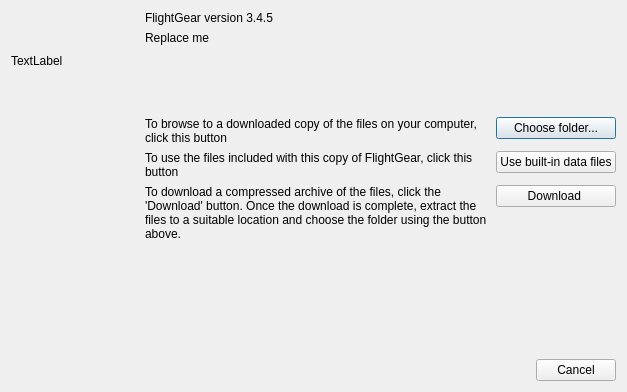
Above: src/GUI/SetupRootDialog.ui from FlightGear/flightgear before the change. Below: the same form after it.
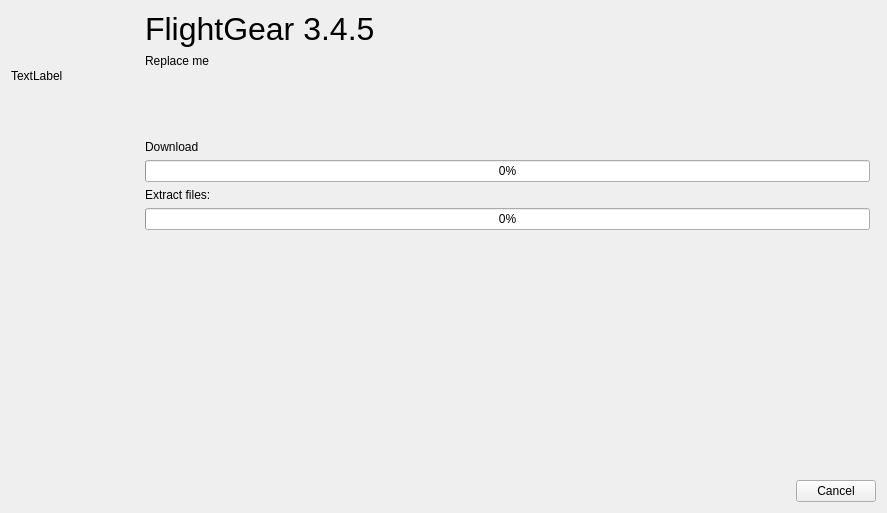
That is the form after the change. Icons and pictures are not drawn.

Commit message:
FGData download from our UI
The 'setup root dialog' can now download and extract
the base package from SourceForge.

```diff
--- a/src/GUI/SetupRootDialog.ui
+++ b/src/GUI/SetupRootDialog.ui
@@ -9,8 +9,8 @@
    <rect>
     <x>0</x>
     <y>0</y>
-    <width>627</width>
-    <height>392</height>
+    <width>887</width>
+    <height>513</height>
    </rect>
   </property>
   <property name="windowTitle">
@@ -20,21 +20,157 @@
    <iconset resource="resources.qrc">
     <normaloff>:/app-icon-large</normaloff>:/app-icon-large</iconset>
   </property>
-  <layout class="QGridLayout" name="gridLayout" columnstretch="0,1,0">
-   <item row="7" column="1">
-    <spacer name="verticalSpacer">
-     <property name="orientation">
-      <enum>Qt::Vertical</enum>
+  <layout class="QGridLayout" name="dialogLayout" rowstretch="0,0,0,1,0" columnstretch="0,0,0">
+   <item row="2" column="1" rowspan="2">
+    <widget class="QStackedWidget" name="contentsPages">
+     <property name="currentIndex">
+      <number>1</number>
      </property>
-     <property name="sizeHint" stdset="0">
+     <widget class="QWidget" name="mainPage">
+      <layout class="QGridLayout" name="mainPageLayout" columnstretch="0,1,0">
+       <property name="leftMargin">
+        <number>0</number>
+       </property>
+       <property name="topMargin">
+        <number>0</number>
+       </property>
+       <property name="rightMargin">
+        <number>0</number>
+       </property>
+       <property name="bottomMargin">
+        <number>0</number>
+       </property>
+       <item row="1" column="1">
+        <widget class="QLabel" name="label_3">
+         <property name="text">
+          <string>If you already have the data files on your computer, you can select them.</string>
+         </property>
+         <property name="wordWrap">
+          <bool>true</bool>
+         </property>
+        </widget>
+       </item>
+       <item row="5" column="1">
+        <spacer name="verticalSpacer">
+         <property name="orientation">
+          <enum>Qt::Orientation::Vertical</enum>
+         </property>
+         <property name="sizeHint" stdset="0">
+          <size>
+           <width>20</width>
+           <height>40</height>
+          </size>
+         </property>
+        </spacer>
+       </item>
+       <item row="1" column="2" alignment="Qt::AlignmentFlag::AlignTop">
+        <widget class="QPushButton" name="browseButton">
+         <property name="text">
+          <string>Choose folder...</string>
+         </property>
+        </widget>
+       </item>
+       <item row="0" column="2">
+        <widget class="QPushButton" name="downloadButton">
+         <property name="text">
+          <string>Download </string>
+         </property>
+         <property name="default">
+          <bool>true</bool>
+         </property>
+        </widget>
+       </item>
+       <item row="0" column="1">
+        <widget class="QLabel" name="label_2">
+         <property name="text">
+          <string>Download &amp; install the data files automatically</string>
+         </property>
+         <property name="wordWrap">
+          <bool>true</bool>
+         </property>
+        </widget>
+       </item>
+      </layout>
+     </widget>
+     <widget class="QWidget" name="extractPage">
+      <layout class="QGridLayout" name="extractPageLayout" columnstretch="1,0">
+       <property name="leftMargin">
+        <number>0</number>
+       </property>
+       <property name="topMargin">
+        <number>0</number>
+       </property>
+       <property name="rightMargin">
+        <number>0</number>
+       </property>
+       <property name="bottomMargin">
+        <number>0</number>
+       </property>
+       <item row="3" column="0" colspan="2">
+        <widget class="QProgressBar" name="installProgress">
+         <property name="value">
+          <number>0</number>
+         </property>
+        </widget>
+       </item>
+       <item row="2" column="0">
+        <widget class="QLabel" name="installText">
+         <property name="text">
+          <string>Extract files:</string>
+         </property>
+        </widget>
+       </item>
+       <item row="0" column="0">
+        <widget class="QLabel" name="downloadText">
+         <property name="text">
+          <string>Download</string>
+         </property>
+        </widget>
+       </item>
+       <item row="4" column="0">
+        <spacer name="verticalSpacer_2">
+         <property name="orientation">
+          <enum>Qt::Orientation::Vertical</enum>
+         </property>
+         <property name="sizeHint" stdset="0">
+          <size>
+           <width>20</width>
+           <height>40</height>
+          </size>
+         </property>
+        </spacer>
+       </item>
+       <item row="1" column="0" colspan="2">
+        <widget class="QProgressBar" name="downloadProgress">
+         <property name="value">
+          <number>0</number>
+         </property>
+        </widget>
+       </item>
+      </layout>
+     </widget>
+    </widget>
+   </item>
+   <item row="1" column="1" colspan="2">
+    <widget class="QLabel" name="promptText">
+     <property name="minimumSize">
       <size>
-       <width>20</width>
-       <height>40</height>
+       <width>0</width>
+       <height>80</height>
       </size>
      </property>
-    </spacer>
+     <property name="text">
+      <string>Replace me</string>
+     </property>
+     <property name="alignment">
+      <set>Qt::AlignmentFlag::AlignLeading|Qt::AlignmentFlag::AlignLeft|Qt::AlignmentFlag::AlignTop</set>
+     </property>
+     <property name="wordWrap">
+      <bool>true</bool>
+     </property>
+    </widget>
    </item>
-   <item row="0" column="0" rowspan="2">
+   <item row="0" column="0" rowspan="3">
     <widget class="QLabel" name="bigIcon">
      <property name="minimumSize">
       <size>
@@ -47,7 +183,7 @@
      </property>
     </widget>
    </item>
-   <item row="8" column="1" colspan="2">
+   <item row="4" column="1" colspan="2">
     <widget class="QDialogButtonBox" name="buttonBox">
      <property name="orientation">
       <enum>Qt::Horizontal</enum>
@@ -60,80 +196,10 @@
    <item row="0" column="1" colspan="2">
     <widget class="QLabel" name="versionLabel">
      <property name="text">
-      <string>FlightGear version 3.4.5</string>
+      <string>&lt;html&gt;&lt;head/&gt;&lt;body&gt;&lt;p&gt;&lt;span style=&quot; font-size:24pt;&quot;&gt;FlightGear 3.4.5&lt;/span&gt;&lt;/p&gt;&lt;/body&gt;&lt;/html&gt;</string>
      </property>
-    </widget>
-   </item>
-   <item row="3" column="2" alignment="Qt::AlignTop">
-    <widget class="QPushButton" name="useDefaultsButton">
-     <property name="text">
-      <string>Use built-in data files</string>
-     </property>
-    </widget>
-   </item>
-   <item row="6" column="2" alignment="Qt::AlignTop">
-    <widget class="QPushButton" name="downloadButton">
-     <property name="text">
-      <string>Download </string>
-     </property>
-    </widget>
-   </item>
-   <item row="1" column="1" colspan="2">
-    <widget class="QLabel" name="promptText">
-     <property name="minimumSize">
-      <size>
-       <width>0</width>
-       <height>80</height>
-      </size>
-     </property>
-     <property name="text">
-      <string>Replace me</string>
-     </property>
-     <property name="alignment">
-      <set>Qt::AlignLeading|Qt::AlignLeft|Qt::AlignTop</set>
-     </property>
-     <property name="wordWrap">
-      <bool>true</bool>
-     </property>
-    </widget>
-   </item>
-   <item row="2" column="2" alignment="Qt::AlignTop">
-    <widget class="QPushButton" name="browseButton">
-     <property name="text">
-      <string>Choose folder...</string>
-     </property>
-     <property name="default">
-      <bool>true</bool>
-     </property>
-    </widget>
-   </item>
-   <item row="3" column="1">
-    <widget class="QLabel" name="useDefaultLabel">
-     <property name="text">
-      <string>To use the files included with this copy of FlightGear, click this button</string>
-     </property>
-     <property name="wordWrap">
-      <bool>true</bool>
-     </property>
-    </widget>
-   </item>
-   <item row="6" column="1">
-    <widget class="QLabel" name="label_2">
-     <property name="text">
-      <string>To download a compressed archive of the files, click the 'Download' button. Once the download is complete, extract the files to a suitable location and choose the folder using the button above.</string>
-     </property>
-     <property name="wordWrap">
-      <bool>true</bool>
-     </property>
-    </widget>
-   </item>
-   <item row="2" column="1">
-    <widget class="QLabel" name="label_3">
-     <property name="text">
-      <string>To browse to a downloaded copy of the files on your computer, click this button</string>
-     </property>
-     <property name="wordWrap">
-      <bool>true</bool>
+     <property name="textFormat">
+      <enum>Qt::TextFormat::RichText</enum>
      </property>
     </widget>
    </item>
```
Left out of the diff: 6 changed lines with no effect on the pictures. The commit also changes 6 other files.
